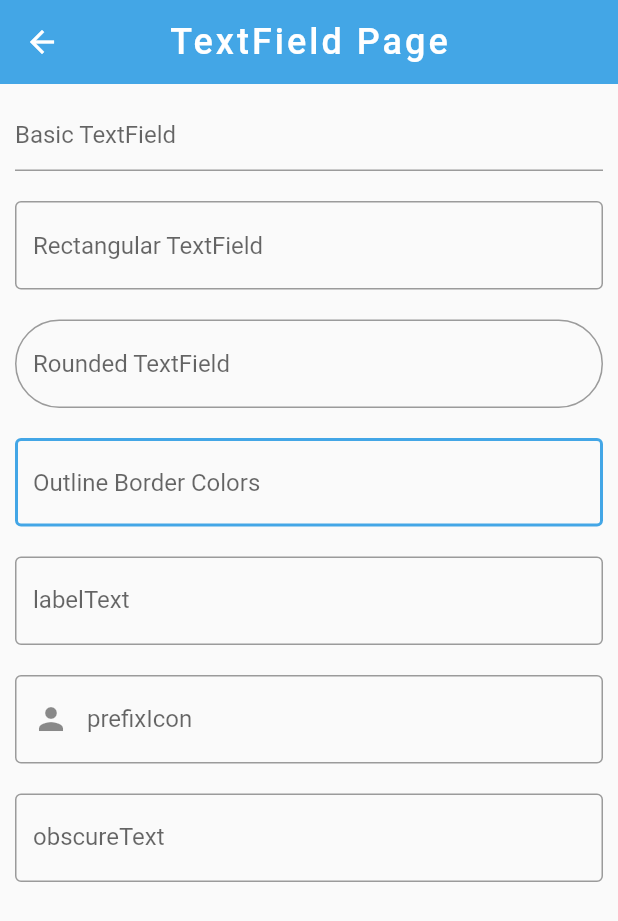
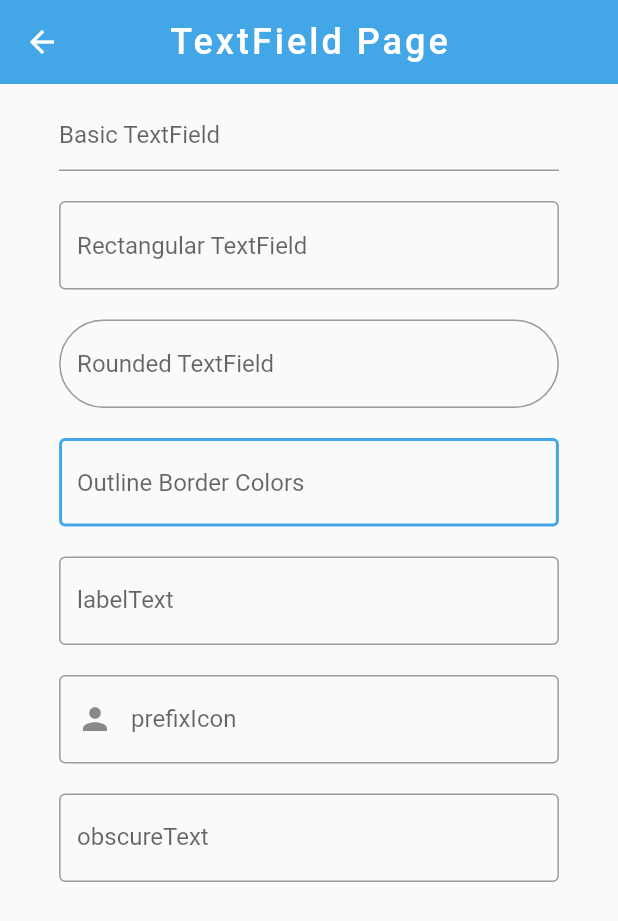
Before and after one commit to calebrider/tutorial_app, a Flutter app: the screen it shows after launch, after a tap on "TextField Page", on a phone screen of 412 x 824 dp. Shown: the top 921 px of the screen. Run offline on Flutter 3.47's test engine with Material 2 defaults, Android fonts, the phone set to English and light mode, and no system bars; Roboto replaces fonts that are missing (Quicksand).

Commit message:
Centered buttons and textfields

```diff
--- a/lib/constants/colors.dart
+++ b/lib/constants/colors.dart
@@ -17,3 +17,4 @@ const MaterialColor blueMaterialColor = MaterialColor(
 );
 var blueColor = const Color(0xFF43A6E6);
 var pinkColor = const Color(0xFFF756CF);
+var backgroundColor = const Color(0xFFFFFFFF);
--- a/lib/main.dart
+++ b/lib/main.dart
@@ -44,6 +44,7 @@ class _MyHomePageState extends State<MyHomePage> {
   @override
   Widget build(BuildContext context) {
     return Scaffold(
+      backgroundColor: backgroundColor,
       appBar: AppBar(
         elevation: 0,
         brightness: Brightness.dark,
--- a/lib/pages/button_page.dart
+++ b/lib/pages/button_page.dart
@@ -28,6 +28,8 @@ class _ButtonPageState extends State<ButtonPage> {
         backgroundColor: blueColor,
       ),
       body: Container(padding: EdgeInsets.all(10.0),
+        child: Center(
+          child: FractionallySizedBox(widthFactor: 0.85,
             child: Column(
               children: [
                 TextButton(
@@ -92,6 +94,8 @@ class _ButtonPageState extends State<ButtonPage> {
               ],
             ),
           ),
+        ),
+      ),
     );
   }
 }
--- a/lib/pages/sign_in_page.dart
+++ b/lib/pages/sign_in_page.dart
@@ -23,6 +23,7 @@ bool isSelected = false;
   @override
   Widget build(BuildContext context) {
     return Scaffold(
+      backgroundColor: backgroundColor,
       appBar: AppBar(
         elevation: 0.0,
         brightness: Brightness.dark,
--- a/lib/pages/textfield_page.dart
+++ b/lib/pages/textfield_page.dart
@@ -29,6 +29,8 @@ class _TextFieldPageState extends State<TextFieldPage> {
       ),
       body: Container(padding: EdgeInsets.all(10.0),
         child: SingleChildScrollView(
+          child: Center(
+            child: FractionallySizedBox(widthFactor: 0.85,
               child: Column(
                 children: [
                   TextField(
@@ -89,6 +91,8 @@ class _TextFieldPageState extends State<TextFieldPage> {
               ),
             ),
           ),
+        ),
+      ),
     );
   }
 }
```
Lines whose indentation alone changed are shown as unchanged.
